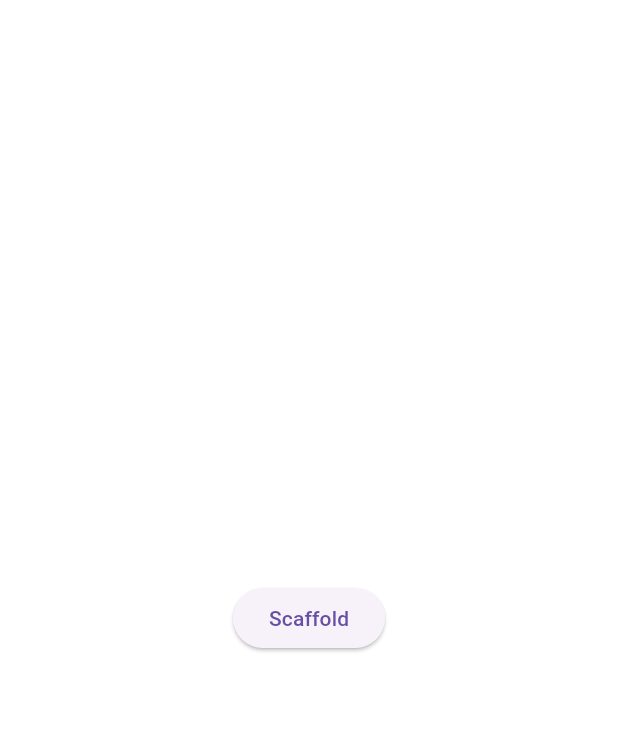
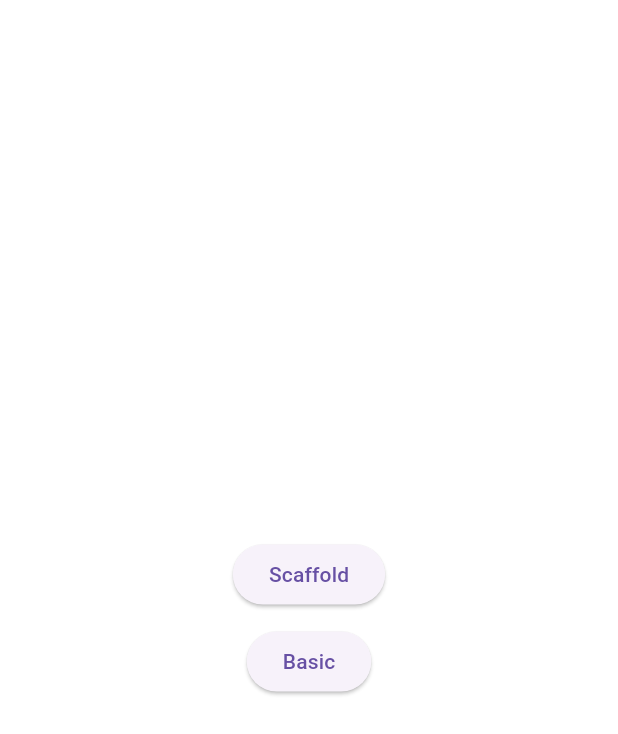
Before and after one commit to Felix-0901/widget_app, a Flutter app: the screen it shows after launch, on a phone screen of 412 x 824 dp. Shown: the top 734 px of the screen. Run offline on Flutter 3.47's test engine with Material 3 defaults, Android fonts, the phone set to English and light mode, and no system bars.

```diff
--- a/lib/main.dart
+++ b/lib/main.dart
@@ -1,5 +1,6 @@
 import 'package:flutter/material.dart';
 import 'Scaffold_page.dart';
+import 'basic.dart';
 
 void main() {
   runApp(MyApp());
@@ -36,6 +37,20 @@ class HomeScreen extends StatelessWidget {
             },
             child: Text("Scaffold")
           ),
+
+          SizedBox(
+            height: 10,
+          ),
+
+          ElevatedButton(
+            onPressed: () {
+              Navigator.push(
+                context,
+                MaterialPageRoute(builder: (context) => BasicPage())
+              );
+            },
+            child: Text("Basic")
+          ),
         ],
       ),
     ),
```
Also changed, not shown: lib/basic.dart (added).
